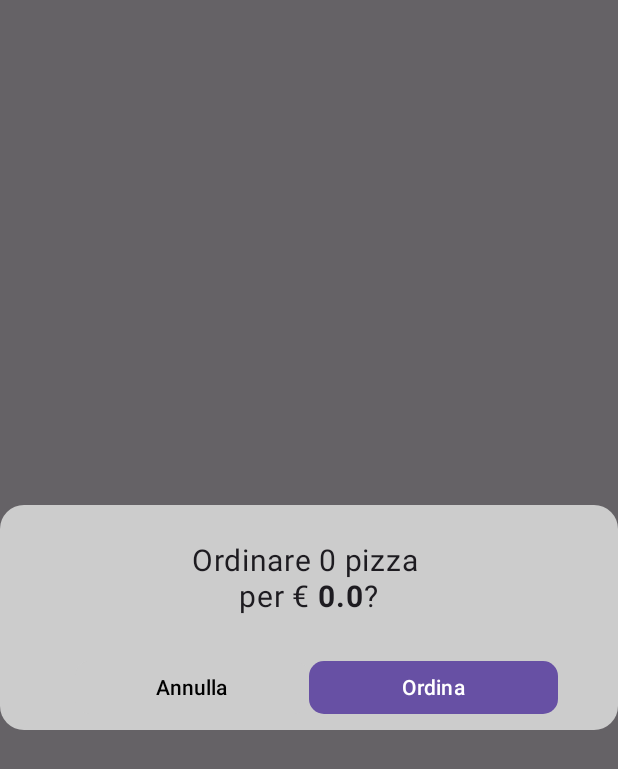
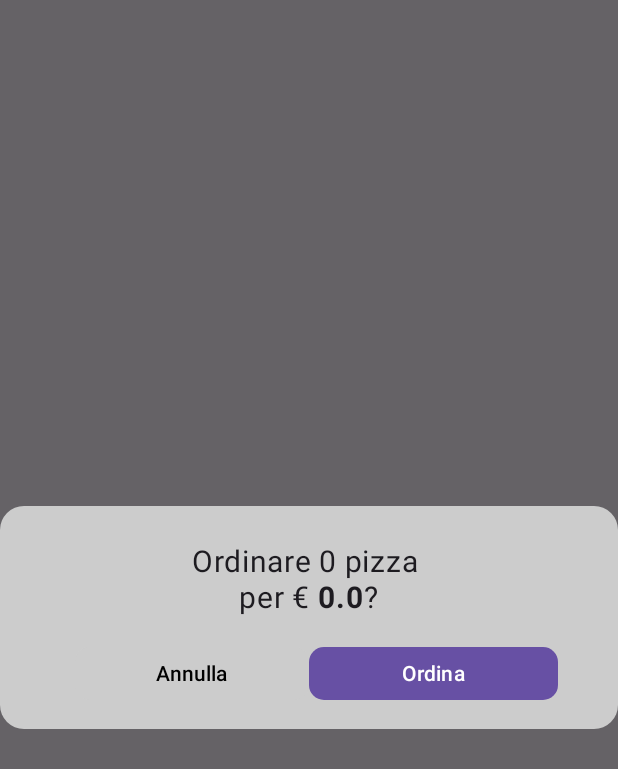
Before and after one commit to Idk121-blip/PizzasAtPovo, an Android app built with Jetpack Compose: the composable CustomDialog called with empty values, on a phone screen of 412 x 824 dp. Shown: the top 769 px of the screen. Run offline under Robolectric (Android 15) with nearby library versions, the phone set to English and light mode, and no system bars.

Commit message:
Other small changes

```diff
--- a/app/src/main/java/com/example/pizzasatpovo/screens/CustomDialog.kt
+++ b/app/src/main/java/com/example/pizzasatpovo/screens/CustomDialog.kt
@@ -44,7 +44,8 @@ fun CustomDialog(setShowDialog: (Boolean) -> Unit, sendOrder: ()->Unit, numberOf
             shape = RoundedCornerShape(16.dp),
             color = Color.LightGray
         ) {
-            Box(modifier = Modifier.height(150.dp)
+            Box(
+            //modifier = Modifier.height(150.dp)
             ) {
                 Spacer(modifier = Modifier.height(20.dp))
                 Column( modifier = Modifier.padding(20.dp, 25.dp, 20.dp, 0.dp)) {
@@ -86,12 +87,10 @@ fun CustomDialog(setShowDialog: (Boolean) -> Unit, sendOrder: ()->Unit, numberOf
                             )
                         }
                     }
-                    Spacer(modifier = Modifier.height(20.dp))
-                    Row(modifier = Modifier.padding(20.dp, 10.dp, 20.dp, 0.dp)) {
+                    Row(modifier = Modifier.padding(20.dp)) {
                         Button(
                             colors= ButtonDefaults.buttonColors(containerColor = Color.LightGray, contentColor = Color.Black),
                             onClick = {
-                                //TODO
                                 setShowDialog(false)
                             },
                             shape = RoundedCornerShape(10.dp),
--- a/app/src/main/java/com/example/pizzasatpovo/screens/DetailsPizzaScreen.kt
+++ b/app/src/main/java/com/example/pizzasatpovo/screens/DetailsPizzaScreen.kt
@@ -311,7 +311,7 @@ class DetailsPizzaScreen {
                     }
                     val cost = 4.40 * pizze
                     Text(
-                        text = "€ $cost",
+                        text = "€ " +String.format("%.2f", cost),
                         fontWeight = FontWeight.Bold,
                         modifier = modifier
                             .padding(10.dp, 0.dp)
--- a/app/src/main/java/com/example/pizzasatpovo/screens/ListOfPizzasScreen.kt
+++ b/app/src/main/java/com/example/pizzasatpovo/screens/ListOfPizzasScreen.kt
@@ -205,7 +205,7 @@ class ListOfPizzasScreen() {
             }
         }
         var favourite by remember {mutableStateOf(isFavourite)}
-
+        favourite= isFavourite
         val interactionSource = remember { MutableInteractionSource() }
 
         Card(
--- a/app/src/main/java/com/example/pizzasatpovo/screens/PizzaScreens.kt
+++ b/app/src/main/java/com/example/pizzasatpovo/screens/PizzaScreens.kt
@@ -4,6 +4,7 @@ import android.annotation.SuppressLint
 import android.content.Context
 import android.widget.Toast
 import androidx.activity.ComponentActivity
+import androidx.activity.OnBackPressedDispatcher
 import androidx.activity.compose.rememberLauncherForActivityResult
 import androidx.activity.result.IntentSenderRequest
 import androidx.activity.result.contract.ActivityResultContracts
@@ -77,7 +78,6 @@ fun PizzasAtPovoApp(
         startDestination = PizzaScreens.FirstPage.name,
         modifier = modifier
     ){
-
         composable(
             route = PizzaScreens.FirstPage.name
         ){
@@ -128,6 +128,7 @@ fun PizzasAtPovoApp(
                         ).show()
                     }else{
                         userLogged(applicationContext, sendRetrieveData, pizzaViewModel)
+                        navController.enableOnBackPressed(enabled = false)
                         navController.navigate(PizzaScreens.ListOfPizzas.name)
                     }
 
@@ -185,6 +186,7 @@ fun PizzasAtPovoApp(
                 onLogOutButtonClicked =  {
                     lifecycleScope.launch {
                         googleAuthUiClient.signOut()
+                        navController.enableOnBackPressed(enabled = false)
                         navController.navigate(PizzaScreens.FirstPage.name)
                     }
                 },
```
Also changed, not shown: app/src/main/java/com/example/pizzasatpovo/screens/OrdersScreen.kt (+16 -24 lines).
